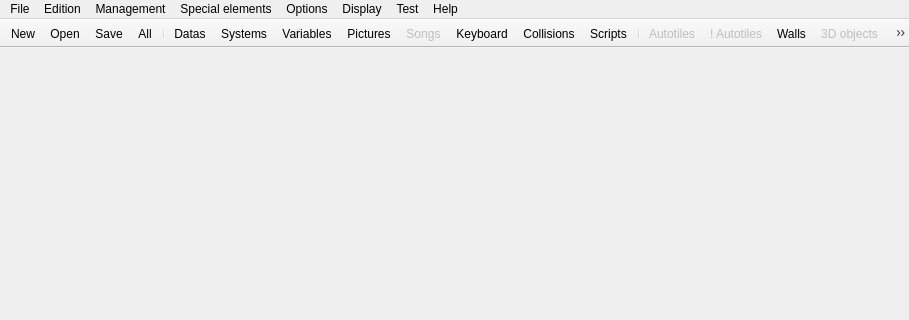
Qt form Editor/Dialogs/mainwindow.ui (RPG-Paper-Maker/RPG-Paper-Maker) before a commit; both pictures show x 0 to 909 and y 0 to 320 of the 909 by 502 pixel window.
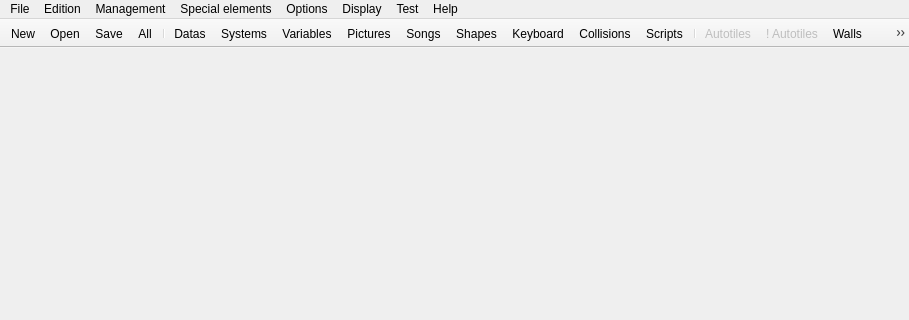
The same form after that commit. Icons and pictures are not drawn.

Commit message: [WIP] 3D objects importation: dialog shapes obj and mtl

```diff
--- a/Editor/Dialogs/mainwindow.ui
+++ b/Editor/Dialogs/mainwindow.ui
@@ -166,6 +166,7 @@
    <addaction name="actionVariables_manager"/>
    <addaction name="actionPictures_manager"/>
    <addaction name="actionSongs_manager"/>
+   <addaction name="actionShapes_manager"/>
    <addaction name="actionKeyboard_controls"/>
    <addaction name="actionCollisions_manager"/>
    <addaction name="actionScripts_manager"/>
@@ -405,7 +406,7 @@
   </action>
   <action name="action3D_objects">
    <property name="enabled">
-    <bool>false</bool>
+    <bool>true</bool>
    </property>
    <property name="icon">
     <iconset resource="../ressources.qrc">
@@ -488,7 +489,7 @@
   </action>
   <action name="actionSongs_manager">
    <property name="enabled">
-    <bool>false</bool>
+    <bool>true</bool>
    </property>
    <property name="icon">
     <iconset resource="../ressources.qrc">
@@ -606,6 +607,21 @@
     <string>Ctrl+Shift+Down</string>
    </property>
   </action>
+  <action name="actionShapes_manager">
+   <property name="icon">
+    <iconset resource="../ressources.qrc">
+     <normaloff>:/icons/Ressources/object_toolbar.png</normaloff>:/icons/Ressources/object_toolbar.png</iconset>
+   </property>
+   <property name="text">
+    <string>Shapes manager</string>
+   </property>
+   <property name="iconText">
+    <string>Shapes</string>
+   </property>
+   <property name="shortcut">
+    <string>7</string>
+   </property>
+  </action>
  </widget>
  <layoutdefault spacing="6" margin="11"/>
  <resources>
```
Left out of the diff: 7 changed lines with no effect on the pictures. The commit also changes 31 other files.
